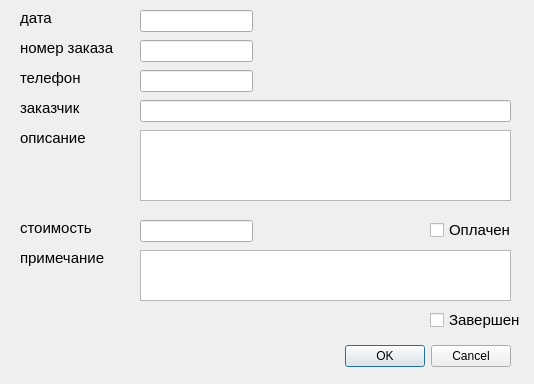
The window that newdial.ui (leoneii/ixjournal) describes before a commit, drawn with Qt 5.
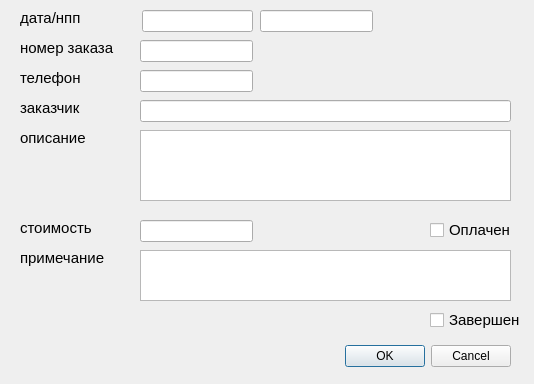
The same window after the commit.

```diff
--- a/newdial.ui
+++ b/newdial.ui
@@ -34,7 +34,7 @@
     <rect>
      <x>20</x>
      <y>10</y>
-     <width>49</width>
+     <width>81</width>
      <height>16</height>
     </rect>
    </property>
@@ -44,7 +44,7 @@
     </font>
    </property>
    <property name="text">
-    <string>дата</string>
+    <string>дата/нпп</string>
    </property>
   </widget>
   <widget class="QLabel" name="label_numZak">
@@ -194,9 +194,9 @@
   <widget class="QLineEdit" name="lineEdit_dat">
    <property name="geometry">
     <rect>
-     <x>140</x>
+     <x>142</x>
      <y>10</y>
-     <width>113</width>
+     <width>111</width>
      <height>22</height>
     </rect>
    </property>
@@ -301,6 +301,16 @@
     </rect>
    </property>
   </widget>
+  <widget class="QLineEdit" name="lineEdit_npp">
+   <property name="geometry">
+    <rect>
+     <x>260</x>
+     <y>10</y>
+     <width>113</width>
+     <height>22</height>
+    </rect>
+   </property>
+  </widget>
  </widget>
  <tabstops>
   <tabstop>lineEdit_dat</tabstop>
```
